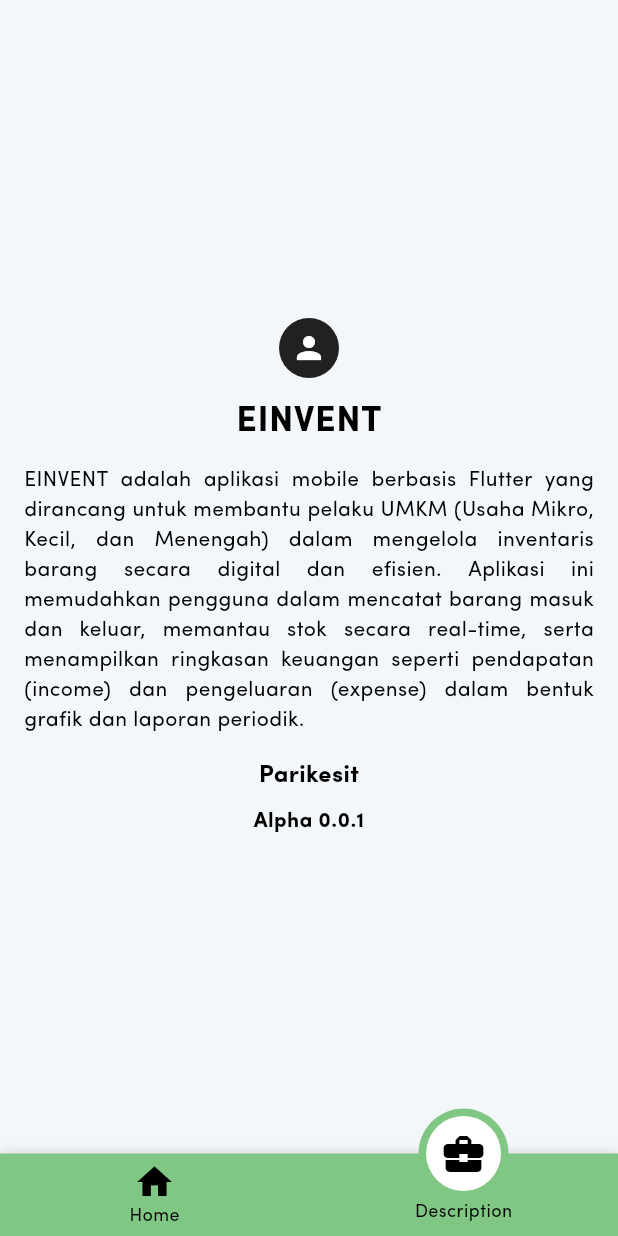
After one commit to Parikesittt/mpro_ppkd, a Flutter app: the PageWithNavbar screen opened by its route, item 2 of the bottom bar chosen, on a phone screen of 412 x 824 dp. The commit adds this screen. Run offline on Flutter 3.47's test engine with Material 3 defaults, Android fonts, the phone set to English and light mode, and no system bars; drawn by our look-alikes of motion_tab_bar_v2; our stand-ins replace google_nav_bar; missing offline and left inert: flutter_floating_bottom_bar, navbar_router.

Commit message:
done tugas 8

```diff
--- a/lib/main.dart
+++ b/lib/main.dart
@@ -37,7 +37,7 @@ class MyApp extends StatelessWidget {
       initialRoute: '/',
       routes: {
         '/': (context) => const LoginPage(),
-        '/home': (context) => const HomeScreen(),
+        '/home': (context) => const PageWithNavbar(),
         '/user': (context) => const UserProfileWidget(),
         '/list': (context) => const TugasListWidget(),
         '/grid': (context) => const TugasGridWidget(),
--- /dev/null
+++ b/lib/tugas_8/page_with_navbar.dart
@@ -0,0 +1,143 @@
+import 'package:belajar_ppkd/tugas_7/home_screen.dart';
+import 'package:belajar_ppkd/tugas_8/pages/description.dart';
+import 'package:flutter/material.dart';
+import 'package:google_nav_bar/google_nav_bar.dart';
+import 'package:motion_tab_bar_v2/motion-badge.widget.dart';
+import 'package:motion_tab_bar_v2/motion-tab-bar.dart';
+import 'package:motion_tab_bar_v2/motion-tab-controller.dart';
+
+class PageWithNavbar extends StatefulWidget {
+  const PageWithNavbar({super.key});
+
+  @override
+  State<PageWithNavbar> createState() => _PageWithNavbarState();
+}
+
+class _PageWithNavbarState extends State<PageWithNavbar>
+    with SingleTickerProviderStateMixin {
+  MotionTabBarController? _motionTabBarController;
+  int _selectedIndex = 0;
+  final List<BottomNavigationBarItem> _navbarItem = [
+    BottomNavigationBarItem(icon: Icon(Icons.home), label: "Home"),
+    BottomNavigationBarItem(
+      icon: Icon(Icons.business_center),
+      label: "Description",
+    ),
+  ];
+
+  @override
+  void initState() {
+    super.initState();
+
+    // _tabController = TabController(
+    //   initialIndex: 1,
+    //   length: 4,
+    //   vsync: this,
+    // );
+
+    _motionTabBarController = MotionTabBarController(
+      initialIndex: 0,
+      length: 2,
+      vsync: this,
+    );
+  }
+
+  @override
+  void dispose() {
+    _motionTabBarController!.dispose();
+    super.dispose();
+
+    // _tabController.dispose();
+  }
+
+  static const List<Widget> _page = [HomeScreen(), DescriptionPage()];
+  @override
+  Widget build(BuildContext context) {
+    return Scaffold(
+      // bottomNavigationBar: BottomNavigationBar(
+      //   currentIndex: _selectedIndex,
+      //   items: _navbarItem,
+      //   onTap: (value) {
+      //     setState(() {
+      //       _selectedIndex = value;
+      //     });
+      //   },
+      // ),
+      body: _page[_selectedIndex],
+      bottomNavigationBar: MotionTabBar(
+        controller:
+            _motionTabBarController, // ADD THIS if you need to change your tab programmatically
+        initialSelectedTab: "Home",
+        useSafeArea: true, // default: true, apply safe area wrapper
+        labelAlwaysVisible:
+            true, // default: false, set to "true" if you need to always show labels
+        labels: const ["Home", "Description"],
+
+        //// use default icon (with IconData)
+        icons: const [
+          // Icons.dashboard,
+          Icons.home,
+          // Icons.people_alt,
+          Icons.business_center,
+        ],
+
+        // use custom widget as display Icon
+
+        // optional badges, length must be same with labels
+        tabSize: 50,
+        tabBarHeight: 55,
+        textStyle: const TextStyle(
+          fontSize: 12,
+          color: Colors.black,
+          fontWeight: FontWeight.w500,
+        ),
+        // tabIconColor: Colors.blue[600],
+        tabIconSize: 28.0,
+        tabIconSelectedSize: 32.0,
+        tabSelectedColor: Colors.white,
+        tabIconSelectedColor: Colors.black,
+        tabBarColor: Colors.green.shade300,
+        onTabItemSelected: (int value) {
+          setState(() {
+            _selectedIndex = value;
+            _motionTabBarController!.index = value;
+          });
+        },
+      ),
+      // bottomNavigationBar: Container(
+      //   decoration: BoxDecoration(
+      //     color: Colors.white,
+      //     boxShadow: [
+      //       BoxShadow(blurRadius: 20, color: Colors.black.withOpacity(.1)),
+      //     ],
+      //   ),
+      //   child: SafeArea(
+      //     child: Padding(
+      //       padding: const EdgeInsets.symmetric(horizontal: 15.0, vertical: 8),
+      //       child: GNav(
+      //         rippleColor: Colors.grey[300]!,
+      //         hoverColor: Colors.grey[100]!,
+      //         gap: 8,
+      //         activeColor: Colors.black,
+      //         iconSize: 24,
+      //         padding: EdgeInsets.symmetric(horizontal: 20, vertical: 12),
+      //         duration: Duration(milliseconds: 400),
+      //         tabBackgroundColor: Colors.grey[100]!,
+      //         color: Colors.black,
+      //         tabs: [
+      //           GButton(icon: Icons.home, text: 'Home'),
+      //           GButton(icon: Icons.business_center_sharp, text: 'Description'),
+      //         ],
+      //         selectedIndex: _selectedIndex,
+      //         onTabChange: (index) {
+      //           setState(() {
+      //             _selectedIndex = index;
+      //           });
+      //         },
+      //       ),
+      //     ),
+      //   ),
+      // ),
+    );
+  }
+}
--- /dev/null
+++ b/lib/tugas_8/pages/description.dart
@@ -0,0 +1,37 @@
+import 'package:flutter/material.dart';
+
+class DescriptionPage extends StatelessWidget {
+  const DescriptionPage({super.key});
+
+  @override
+  Widget build(BuildContext context) {
+    return Padding(
+      padding: const EdgeInsets.all(16.0),
+      child: Center(
+        child: Column(
+          mainAxisAlignment: MainAxisAlignment.center,
+          children: [
+            CircleAvatar(child: Icon(Icons.person)),
+            SizedBox(height: 12),
+            Text(
+              "EINVENT",
+              style: TextStyle(fontWeight: FontWeight.bold, fontSize: 24),
+            ),
+            SizedBox(height: 12),
+            Text(
+              "EINVENT adalah aplikasi mobile berbasis Flutter yang dirancang untuk membantu pelaku UMKM (Usaha Mikro, Kecil, dan Menengah) dalam mengelola inventaris barang secara digital dan efisien. Aplikasi ini memudahkan pengguna dalam mencatat barang masuk dan keluar, memantau stok secara real-time, serta menampilkan ringkasan keuangan seperti pendapatan (income) dan pengeluaran (expense) dalam bentuk grafik dan laporan periodik.",
+              textAlign: TextAlign.justify,
+            ),
+            SizedBox(height: 16),
+            Text(
+              "Parikesit",
+              style: TextStyle(fontWeight: FontWeight.bold, fontSize: 16),
+            ),
+            SizedBox(height: 8),
+            Text("Alpha 0.0.1", style: TextStyle(fontWeight: FontWeight.bold)),
+          ],
+        ),
+      ),
+    );
+  }
+}
```
